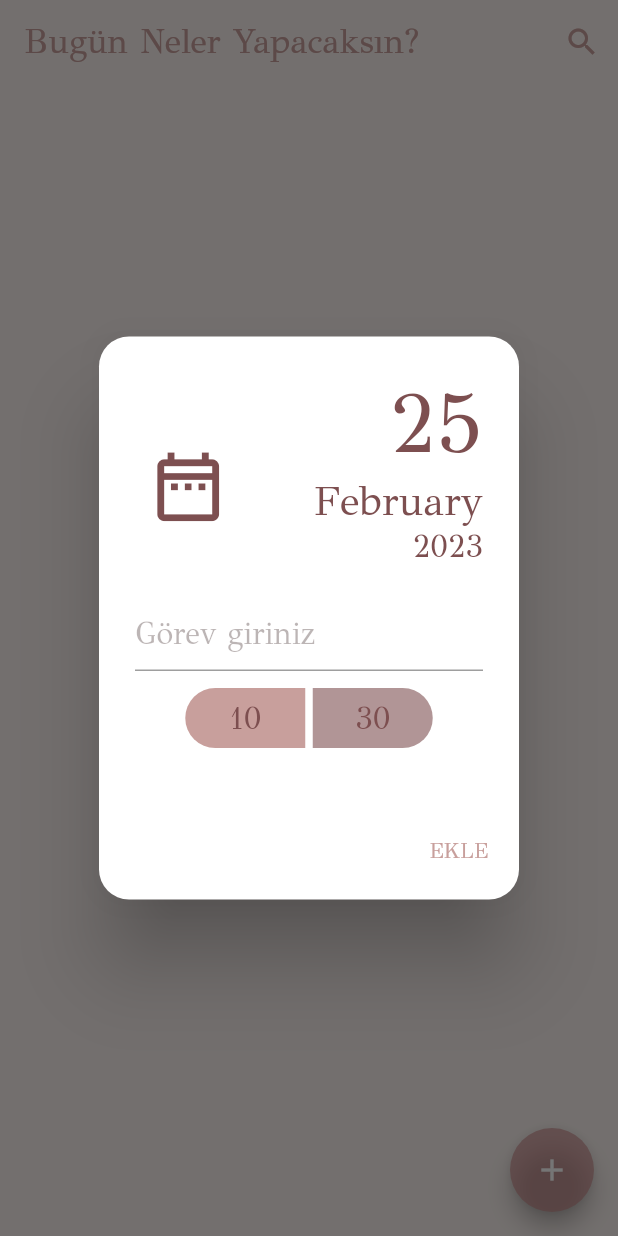
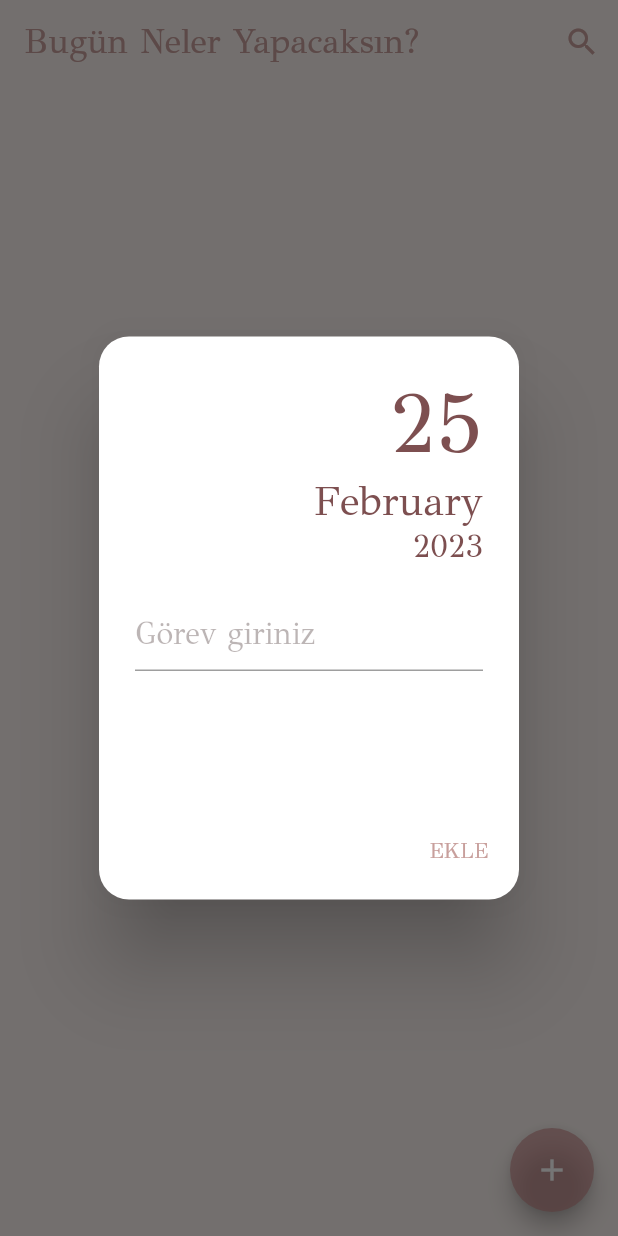
Before and after one commit to ecembostancioglu/todo_hive, a Flutter app: the screen it shows after launch, after a tap on the "add" icon, on a phone screen of 412 x 824 dp. Run offline on Flutter 3.47's test engine with Material 2 defaults, Android fonts, the phone set to English and light mode, and no system bars; our stand-ins replace bloc, equatable, flutter_bloc, flutter_datetime_picker, flutter_screenutil, hive and 1 more; accounts and stored records are empty.

```diff
--- a/lib/views/home.dart
+++ b/lib/views/home.dart
@@ -2,10 +2,8 @@ import 'package:flutter/material.dart';
 import 'package:flutter_bloc/flutter_bloc.dart';
 import 'package:flutter_datetime_picker/flutter_datetime_picker.dart';
 import 'package:flutter_screenutil/flutter_screenutil.dart';
-import 'package:hive/hive.dart';
 import 'package:intl/intl.dart';
 import 'package:todo_hive/constants/text_constants.dart';
-
 import '../bloc/todo_bloc.dart';
 import '../constants/color_constants.dart';
 import '../model/todo.dart';
@@ -22,8 +20,6 @@ class _HomePageState extends State<HomePage> {
   late List<Todo> _allTodos;
   TextEditingController textEditingController=TextEditingController();
   var newTodo;
-  DateTime? time;
-
 
   String formattedDay=DateFormat.d().format(DateTime.now());
   String formattedYear=DateFormat.y().format(DateTime.now());
@@ -91,25 +87,7 @@ class _HomePageState extends State<HomePage> {
                 title: Row(
                   mainAxisAlignment: MainAxisAlignment.spaceBetween,
                   children: [
-                    IconButton(
-                        onPressed: (){
-                          DatePicker.showTimePicker(
-                              context,showSecondsColumn: false,
-                              onConfirm: (time){
-                                newTodo=Todo.create(
-                                    name:textEditingController.text,
-                                    createdAt:time);
-                              },
-                              theme:const DatePickerTheme(
-                                  doneStyle: TextStyle(
-                                      color: ColorConstants.titleColor,
-                                      fontWeight: FontWeight.w500
-                                  ),
-                                  headerColor: ColorConstants.scaffoldColor
-                              ) );
-                        },
-                        icon: Icon(Icons.date_range_outlined,
-                            size: 48.sp)),
+                    Spacer(),
                     Column(
                       crossAxisAlignment: CrossAxisAlignment.end,
                       children: [
@@ -136,43 +114,6 @@ class _HomePageState extends State<HomePage> {
                             )
                         ),
                       ),
-                      SizedBox(
-                        height: 10.w,
-                      ),
-                      Row(
-                        mainAxisAlignment: MainAxisAlignment.center,
-                        children: [
-                          Container(
-                            height: 40,
-                            width: 80,
-                            decoration: const BoxDecoration(
-                              color: ColorConstants.primaryColor,
-                              borderRadius: BorderRadius.only(
-                                  topLeft: Radius.circular(20),
-                                  bottomLeft:Radius.circular(20)),
-                            ),
-                            child: time == null
-                                ? Center(child: Text('${DateTime.now().hour}'))
-                                : Center(child: Text('${time}')),
-                          ),
-                          SizedBox(
-                            width: 5,
-                          ),
-                          Container(
-                            height: 40,
-                            width: 80,
-                            decoration: BoxDecoration(
-                              color: ColorConstants.titleColor.withOpacity(0.6),
-                              borderRadius: BorderRadius.only(
-                                  topRight: Radius.circular(20),
-                                  bottomRight:Radius.circular(20)),
-                            ),
-                            child: time == null
-                                ? Center(child: Text('${DateTime.now().minute}'))
-                                : Center(child: Text('${time}')),
-                          ),
-                        ],
-                      )
                     ],
                   ),
                 ),
@@ -180,11 +121,32 @@ class _HomePageState extends State<HomePage> {
                   TextButton(
                     child: const Text(TextConstants.ekle),
                     onPressed: () {
+                      newTodo=Todo.create(
+                          name:textEditingController.text,
+                          createdAt:DateTime.now());
                       BlocProvider.of<TodoBloc>(context).add(AddTodo(todo: newTodo));
                       Navigator.pop(context);
+
+
                     },
                   )
                 ],
               );
   }
 }
+
+//   DatePicker.showTimePicker(
+//                           context,showSecondsColumn: false,
+//                           onConfirm: (time){
+//                             newTodo=Todo.create(
+//                                 name:textEditingController.text,
+//                                 createdAt:DateTime.now());
+//                             BlocProvider.of<TodoBloc>(context).add(AddTodo(todo: newTodo));
+//                           },
+//                           theme:const DatePickerTheme(
+//                               doneStyle: TextStyle(
+//                                   color: ColorConstants.titleColor,
+//                                   fontWeight: FontWeight.w500
+//                               ),
+//                               headerColor: ColorConstants.scaffoldColor
+//                           ) );
```
Also changed, not shown: lib/extensions/string_extension.dart (added).
